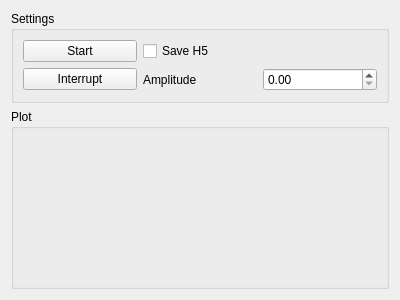
amcar-dtu/scope_foundry_test, file number_gen_readout.ui: the form before one commit.
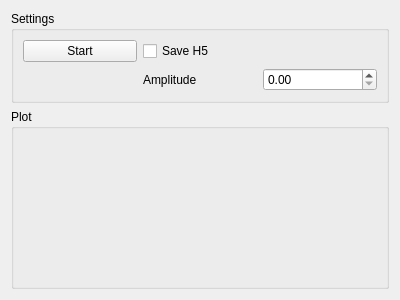
The form after the commit.

The edit to the form file:
```diff
--- a/number_gen_readout.ui
+++ b/number_gen_readout.ui
@@ -20,13 +20,6 @@
       <string>Settings</string>
      </property>
      <layout class="QGridLayout" name="gridLayout">
-      <item row="1" column="0">
-       <widget class="QPushButton" name="interrupt_pushButton">
-        <property name="text">
-         <string>Interrupt</string>
-        </property>
-       </widget>
-      </item>
       <item row="0" column="0">
        <widget class="QPushButton" name="start_pushButton">
         <property name="text">
```
